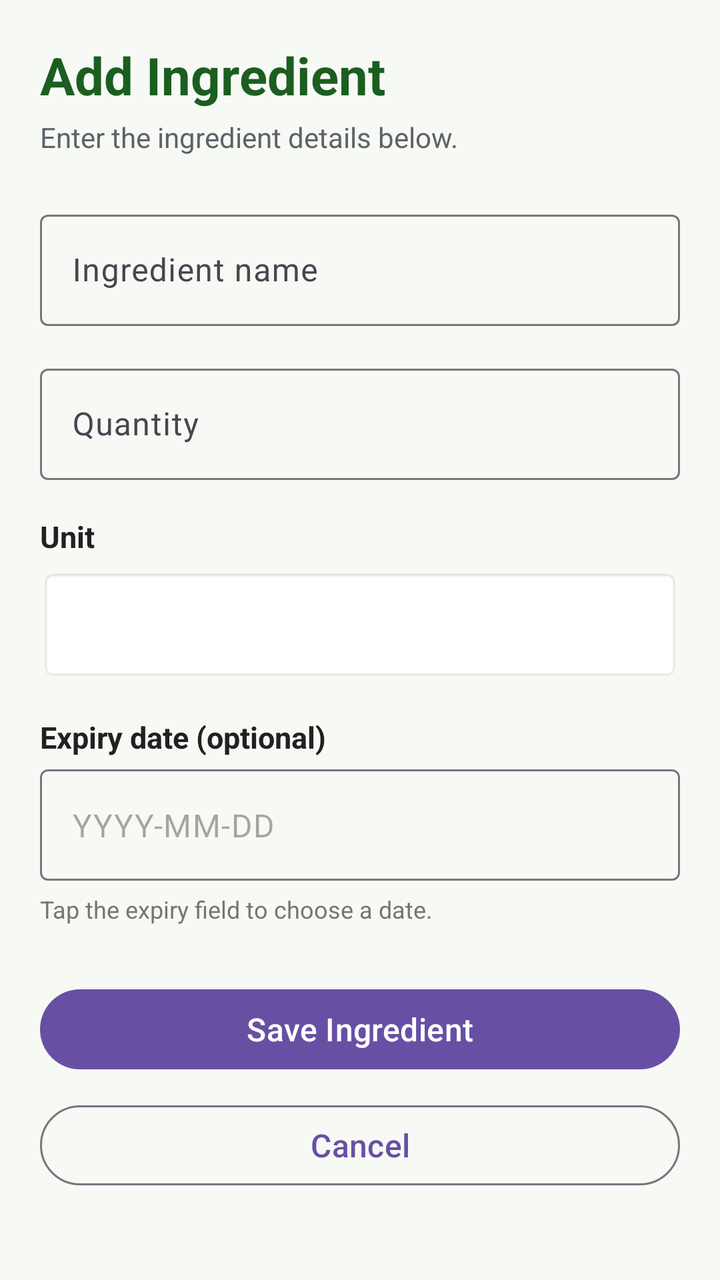
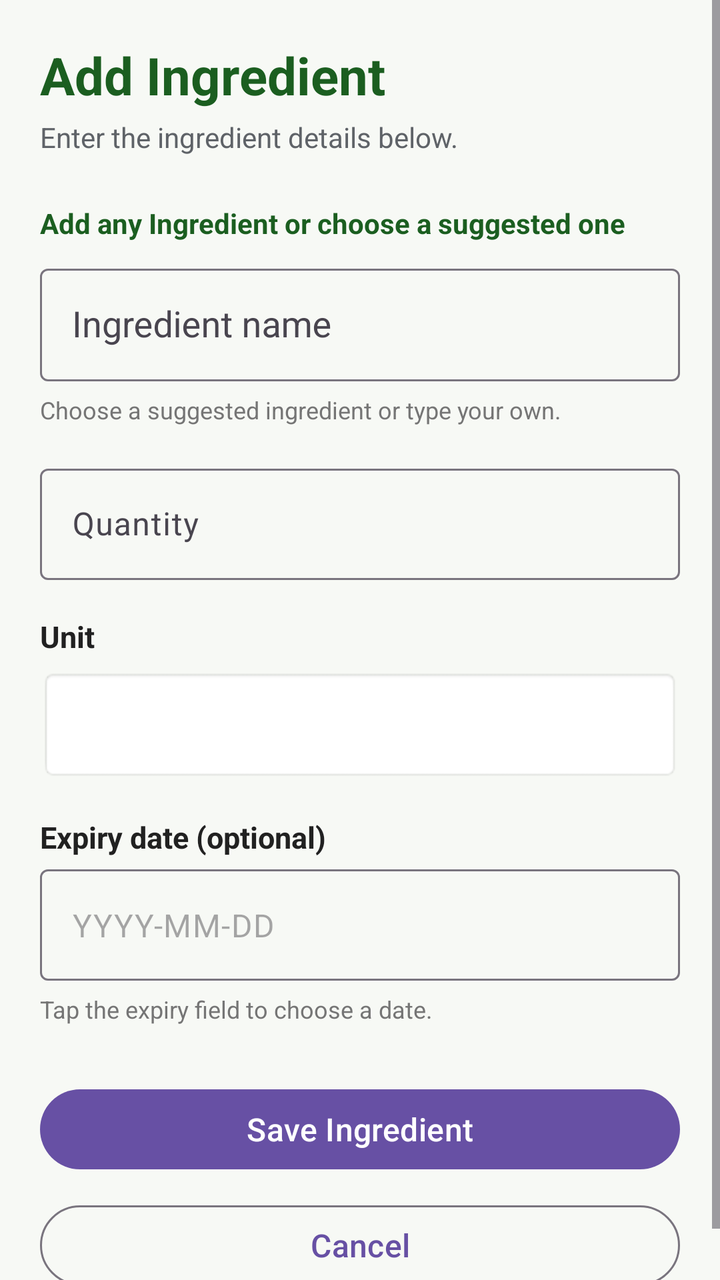

Two renders of the same Android screen: before a commit and after it. Below are the layout's source before the change and the commit's diff.
<!-- AndroidManifest.xml: application theme Theme.SmartPantryManager -->
<!-- res/layout/activity_add_edit_ingredient.xml -->
<?xml version="1.0" encoding="utf-8"?>
<ScrollView
    xmlns:android="http://schemas.android.com/apk/res/android"
    xmlns:app="http://schemas.android.com/apk/res-auto"
    android:layout_width="match_parent"
    android:layout_height="match_parent"
    android:background="#F7F9F5"
    android:fillViewport="true">

    <LinearLayout
        android:layout_width="match_parent"
        android:layout_height="wrap_content"
        android:orientation="vertical"
        android:padding="20dp">

        <TextView
            android:id="@+id/txtFormTitle"
            android:layout_width="match_parent"
            android:layout_height="wrap_content"
            android:text="Add Ingredient"
            android:textColor="#1B5E20"
            android:textSize="26sp"
            android:textStyle="bold" />

        <TextView
            android:layout_width="match_parent"
            android:layout_height="wrap_content"
            android:layout_marginTop="4dp"
            android:layout_marginBottom="24dp"
            android:text="Enter the ingredient details below."
            android:textColor="#5F6368"
            android:textSize="14sp" />

        
        <com.google.android.material.textfield.TextInputLayout
            android:id="@+id/layoutIngredientName"
            android:layout_width="match_parent"
            android:layout_height="wrap_content"
            android:hint="Ingredient name">

            <com.google.android.material.textfield.TextInputEditText
                android:id="@+id/editIngredientName"
                android:layout_width="match_parent"
                android:layout_height="wrap_content"
                android:inputType="textCapWords"
                android:maxLines="1" />

        </com.google.android.material.textfield.TextInputLayout>

        
        <com.google.android.material.textfield.TextInputLayout
            android:id="@+id/layoutQuantity"
            android:layout_width="match_parent"
            android:layout_height="wrap_content"
            android:layout_marginTop="16dp"
            android:hint="Quantity">

            <com.google.android.material.textfield.TextInputEditText
                android:id="@+id/editQuantity"
                android:layout_width="match_parent"
                android:layout_height="wrap_content"
                android:inputType="numberDecimal"
                android:maxLines="1" />

        </com.google.android.material.textfield.TextInputLayout>

        
        <TextView
            android:layout_width="match_parent"
            android:layout_height="wrap_content"
            android:layout_marginTop="18dp"
            android:text="Unit"
            android:textColor="#212121"
            android:textSize="15sp"
            android:textStyle="bold" />

        <Spinner
            android:id="@+id/spinnerUnit"
            android:layout_width="match_parent"
            android:layout_height="56dp"
            android:layout_marginTop="6dp"
            android:background="@android:drawable/editbox_background"
            android:paddingStart="12dp"
            android:paddingEnd="12dp" />

        
        <TextView
            android:layout_width="match_parent"
            android:layout_height="wrap_content"
            android:layout_marginTop="18dp"
            android:text="Expiry date (optional)"
            android:textColor="#212121"
            android:textSize="15sp"
            android:textStyle="bold" />

        
        <com.google.android.material.textfield.TextInputLayout
            android:id="@+id/layoutExpiryDate"
            android:layout_width="match_parent"
            android:layout_height="wrap_content"
            android:layout_marginTop="6dp"
            app:hintEnabled="false"
            app:endIconMode="none">

            <com.google.android.material.textfield.TextInputEditText
                android:id="@+id/editExpiryDate"
                android:layout_width="match_parent"
                android:layout_height="wrap_content"
                android:clickable="true"
                android:cursorVisible="false"
                android:focusable="false"
                android:hint="YYYY-MM-DD"
                android:inputType="none" />

        </com.google.android.material.textfield.TextInputLayout>

        <TextView
            android:layout_width="match_parent"
            android:layout_height="wrap_content"
            android:layout_marginTop="6dp"
            android:text="Tap the expiry field to choose a date."
            android:textColor="#757575"
            android:textSize="12sp" />

        
        <com.google.android.material.button.MaterialButton
            android:id="@+id/btnSaveIngredient"
            android:layout_width="match_parent"
            android:layout_height="wrap_content"
            android:layout_marginTop="28dp"
            android:text="Save Ingredient"
            android:textAllCaps="false"
            android:textSize="16sp" />

        
        <com.google.android.material.button.MaterialButton
            android:id="@+id/btnCancel"
            style="@style/Widget.Material3.Button.OutlinedButton"
            android:layout_width="match_parent"
            android:layout_height="wrap_content"
            android:layout_marginTop="10dp"
            android:text="Cancel"
            android:textAllCaps="false"
            android:textSize="16sp" />

    </LinearLayout>

</ScrollView>
<!-- resources referenced by this layout -->
<resources>
  <style name="Theme.SmartPantryManager" parent="Base.Theme.SmartPantryManager" />
  <style name="Base.Theme.SmartPantryManager" parent="Theme.Material3.DayNight.NoActionBar">
          
          
      </style>
</resources>

<!-- the commit's change to res/layout/activity_add_edit_ingredient.xml (unified diff, before → after) -->
@@ -13,6 +13,7 @@
         android:orientation="vertical"
         android:padding="20dp">
 
+        
         <TextView
             android:id="@+id/txtFormTitle"
             android:layout_width="match_parent"
@@ -32,20 +33,42 @@
             android:textSize="14sp" />
 
         
+        <TextView
+            android:layout_width="match_parent"
+            android:layout_height="wrap_content"
+            android:layout_marginBottom="8dp"
+            android:text="Add any Ingredient or choose a suggested one"
+            android:textColor="#1B5E20"
+            android:textSize="14sp"
+            android:textStyle="bold" />
+
+        
         <com.google.android.material.textfield.TextInputLayout
             android:id="@+id/layoutIngredientName"
             android:layout_width="match_parent"
             android:layout_height="wrap_content"
-            android:hint="Ingredient name">
+            android:hint="Ingredient name"
+            app:boxBackgroundMode="outline">
 
-            <com.google.android.material.textfield.TextInputEditText
+            <com.google.android.material.textfield.MaterialAutoCompleteTextView
                 android:id="@+id/editIngredientName"
                 android:layout_width="match_parent"
                 android:layout_height="wrap_content"
                 android:inputType="textCapWords"
-                android:maxLines="1" />
+                android:singleLine="true"
+                android:padding="16dp"
+                android:completionThreshold="1" />
 
         </com.google.android.material.textfield.TextInputLayout>
+
+        
+        <TextView
+            android:layout_width="match_parent"
+            android:layout_height="wrap_content"
+            android:layout_marginTop="6dp"
+            android:text="Choose a suggested ingredient or type your own."
+            android:textColor="#757575"
+            android:textSize="12sp" />
 
         
         <com.google.android.material.textfield.TextInputLayout
